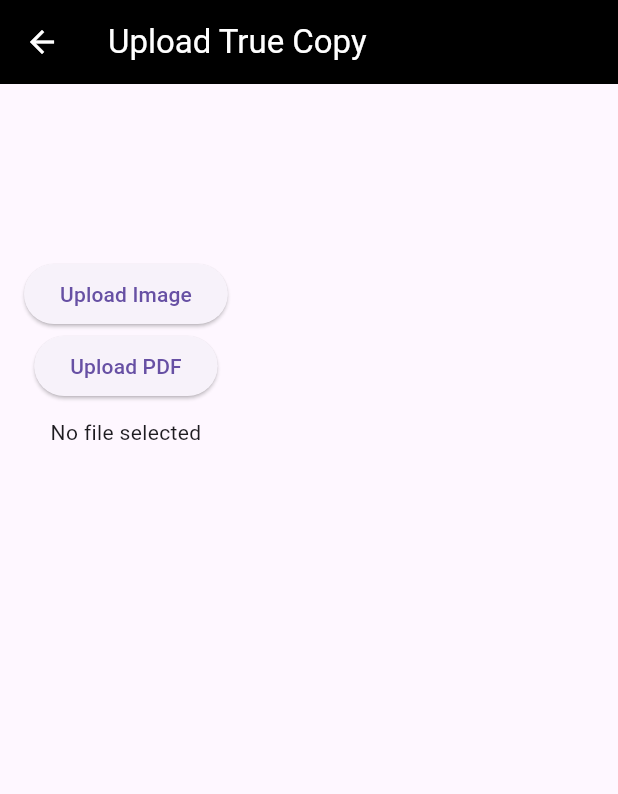
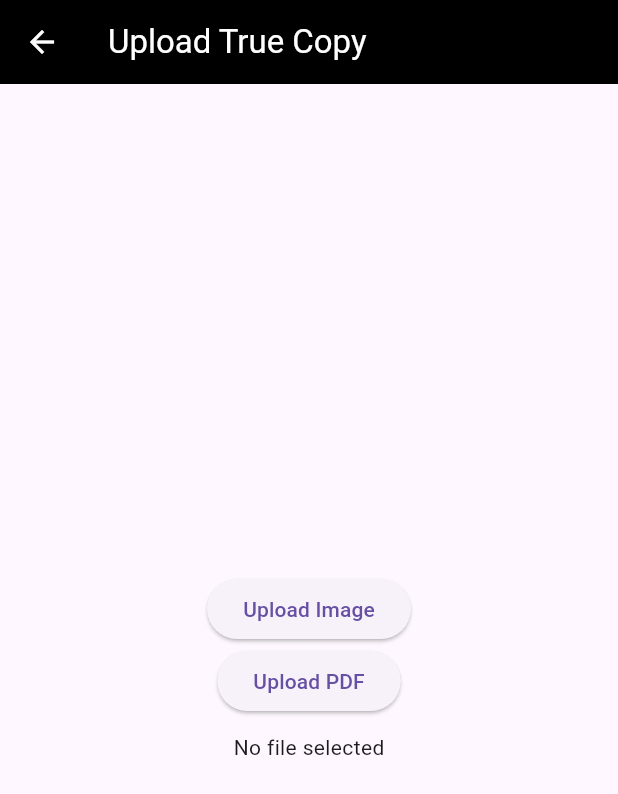
Before and after one commit to SitiFatimah0403/Digital_certificate_project, a Flutter app: the UploadScreen screen opened directly, on a phone screen of 412 x 824 dp. Shown: the top 794 px of the screen. Run offline on Flutter 3.47's test engine with Material 3 defaults, Android fonts, the phone set to English and light mode, and no system bars; our stand-ins replace cloud_firestore, file_picker, firebase_auth, firebase_core, firebase_storage, google_sign_in and 1 more; missing offline and left inert: syncfusion_flutter_pdf; accounts and stored records are empty.

```diff
--- a/lib/recipient_upload_cert/upload_cer.dart
+++ b/lib/recipient_upload_cert/upload_cert.dart
@@ -169,13 +169,15 @@
         backgroundColor: Colors.black,
         iconTheme: IconThemeData(color: Colors.white),
       ),
-      body: SingleChildScrollView(
+      body: Center(
+        child: SingleChildScrollView(
           padding: EdgeInsets.all(16),
           child: Column(
             mainAxisSize: MainAxisSize.min,
-          mainAxisAlignment: MainAxisAlignment.center, // center vertically
+            mainAxisAlignment: MainAxisAlignment.center,
+            crossAxisAlignment: CrossAxisAlignment.center,
             children: [
-            SizedBox(height: 100),
+              SizedBox(height: 20),
               ElevatedButton(
                 onPressed: () => pickFile(isImage: true),
                 child: Text("Upload Image"),
@@ -186,7 +188,6 @@
               ),
               SizedBox(height: 10),
               Text(fileName != null ? "Selected: $fileName" : status),
-
               if (metadataExtracted) ...[
                 SizedBox(height: 20),
                 TextField(
@@ -236,6 +237,7 @@
             ],
           ),
         ),
+      ),
     );
   }
 }
```
Also changed, not shown: lib/anna/CA_verification.dart (+8 -1 lines). Lines whose indentation alone changed are shown as unchanged.
